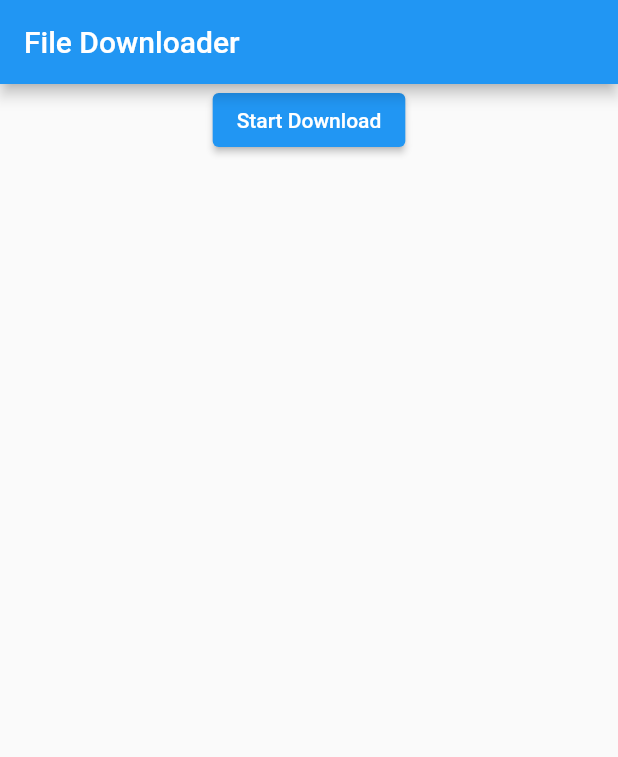
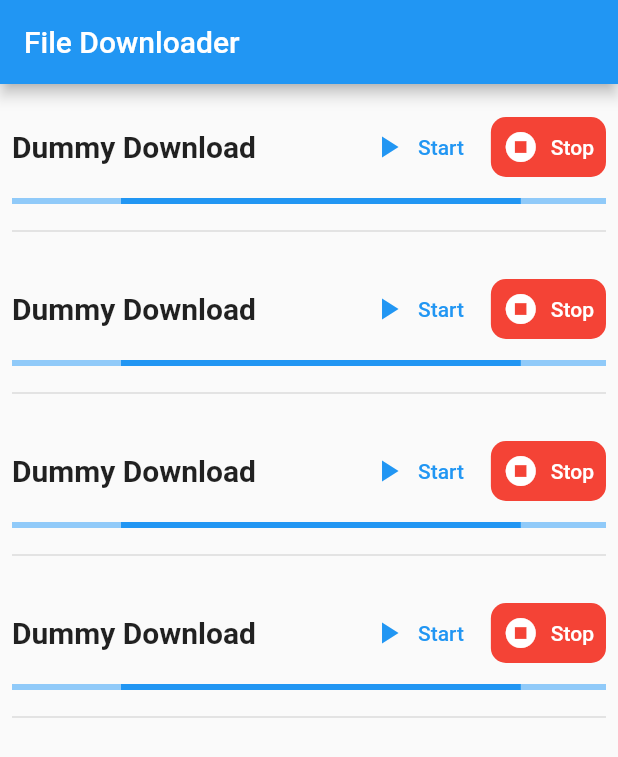
Before and after one commit to jigarfumakiya/downloader_app, a Flutter app: the screen it shows after launch, on a phone screen of 412 x 824 dp. Shown: the top 757 px of the screen. Run offline on Flutter 3.47's test engine with Material 2 defaults, Android fonts, the phone set to English and light mode, and no system bars; our stand-ins replace bloc, dartz, equatable, flutter_screenutil, hive, hive_flutter and 1 more; accounts and stored records are empty.

```diff
--- a/lib/features/home/domain/repositories/home_repository.dart
+++ b/lib/features/home/domain/repositories/home_repository.dart
@@ -1,3 +1,8 @@
+import 'package:dartz/dartz.dart';
+import 'package:downloader_app/core/exceptions/app_exceptions.dart';
+import 'package:downloader_app/features/home/data/models/home_network.dart';
+
 abstract class HomeRepository {
+  Future<Either<Failure, List<DownloadNetwork>>> getDownloads();
 
 }
--- a/lib/features/home/presentation/widget/home_widget.dart
+++ b/lib/features/home/presentation/widget/home_widget.dart
@@ -1,7 +1,7 @@
 import 'dart:io';
 
-import 'package:chunked_downloader/chunked_downloader.dart';
 import 'package:downloader_app/core/service/downloader_service/download_service.dart';
+import 'package:downloader_app/features/home/presentation/widget/list_view_item.dart';
 import 'package:flutter/material.dart';
 import 'package:path/path.dart' as p;
 import 'package:path_provider/path_provider.dart';
@@ -48,22 +48,24 @@ class _HomeWidgetState extends State<HomeWidget> {
   }
 
   Widget _buildHomeBody() {
-    return Column(
-      children: <Widget>[
-        Center(
-          child: ElevatedButton(
-            onPressed: onDownloadTap,
-            child: Text('Start Download'),
-          ),
-        )
-      ],
+    return Padding(
+      padding: const EdgeInsets.all(8.0),
+      child: ListView(
+        children: const [
+          ListViewItem(),
+          ListViewItem(),
+          ListViewItem(),
+          ListViewItem(),
+        ],
+      ),
     );
   }
 
   Future<void> onDownloadTap() async {
     // // const url = "http://commondatastorage.googleapis.com/gtv-videos-bucket/sample/BigBuckBunny.mp4";
     // const url = "https://jsoncompare.org/LearningContainer/SampleFiles/Video/MP4/Sample-MP4-Video-File-Download.mp4"; // 50 MB
-    const url = "https://www.w3.org/WAI/ER/tests/xhtml/testfiles/resources/pdf/dummy.pdf"; // 50 MB
+    const url =
+        "https://www.w3.org/WAI/ER/tests/xhtml/testfiles/resources/pdf/dummy.pdf"; // 50 MB
     // const url = "https://jsoncompare.org/LearningContainer/SampleFiles/Video/MP4/Sample-MP4-Video-File-for-Testing.mp4";
     // const url = "https://jsoncompare.org/LearningContainer/SampleFiles/Video/MP4/Sample-Video-File-For-Testing.mp4"; //95 MB
     // const url = "https://file-examples.com/wp-content/uploads/2017/10/file-example_PDF_1MB.pdf"; //95 MB
@@ -75,7 +77,6 @@ class _HomeWidgetState extends State<HomeWidget> {
     final fullPath = '$path/$fileName';
     print(fullPath);
 
-
     DownloadService().downloadFile(url, fullPath);
   }
 }
--- /dev/null
+++ b/lib/features/home/presentation/widget/list_view_item.dart
@@ -0,0 +1,58 @@
+import 'package:flutter/material.dart';
+
+/**
+ * @Author: Jigar Fumakiya
+ * @Date: 28/03/23
+ * @Project: downloader_app
+ * list_view_item
+ */
+
+class ListViewItem extends StatelessWidget {
+  const ListViewItem({Key? key}) : super(key: key);
+
+  @override
+  Widget build(BuildContext context) {
+    return Padding(
+      padding: const EdgeInsets.symmetric(vertical: 10),
+      child: Column(
+        crossAxisAlignment: CrossAxisAlignment.start,
+        children: <Widget>[
+          Row(
+            mainAxisAlignment: MainAxisAlignment.spaceBetween,
+            children: [
+              Expanded(
+                child: Text('Dummy Download',
+                    style: TextStyle(
+                      fontSize: 20,
+                      fontWeight: FontWeight.bold,
+                    )),
+              ),
+              TextButton.icon(
+                onPressed: () {},
+                icon: Icon(Icons.play_arrow),
+                label: Text('Start'),
+              ),
+              const SizedBox(width: 10),
+              TextButton.icon(
+                onPressed: () {},
+                style: TextButton.styleFrom(
+                    backgroundColor: Colors.red,
+                    foregroundColor: Colors.white,
+                    shape: RoundedRectangleBorder(
+                        borderRadius: BorderRadius.circular(10))),
+                icon: Icon(Icons.stop_circle),
+                label: Text('Stop'),
+              ),
+            ],
+          ),
+          SizedBox(height: 10),
+          LinearProgressIndicator(),
+          SizedBox(height: 10),
+          Divider(
+            thickness: 1,
+          ),
+        ],
+      ),
+    );
+  }
+}
--- a/lib/main.dart
+++ b/lib/main.dart
@@ -13,6 +13,7 @@ class MyApp extends StatelessWidget {
   Widget build(BuildContext context) {
     return ScreenUtilInit(
       builder: (context, child) => MaterialApp(
+          debugShowCheckedModeBanner: false,
           title: 'Downloader',
           theme: ThemeData(
             primarySwatch: Colors.blue,
```
Also changed, not shown: lib/core/exceptions/app_exceptions.dart (added, +56 -0 lines), lib/core/service/downloader_service/download_service.dart (+1 -132 lines), lib/features/home/data/datasource/home_remote_source.dart (+23 -2 lines), lib/features/home/data/datasource/local/database/base_local_database.dart (added, +95 -0 lines), lib/features/home/data/datasource/local/database/database_util.dart (added, +21 -0 lines), lib/features/home/data/datasource/local/database/table/download_table.dart (added, +38 -0 lines), lib/features/home/data/datasource/local/home_local_source.dart (added, +51 -0 lines), lib/features/home/data/models/home_network.dart (+13 -0 lines), lib/features/home/data/repositories/home_repository_impl.dart (+26 -6 lines), lib/features/home/domain/usecase/home_use_case.dart (+10 -6 lines), lib/features/home/presentation/cubit/home_cubit.dart (added, +17 -0 lines), lib/features/home/presentation/cubit/home_state.dart (added, +10 -0 lines), pubspec.yaml (+12 -1 lines), lib/features/home/data/datasource/local/database/table/download_table.g.dart (added), 1 more files.
